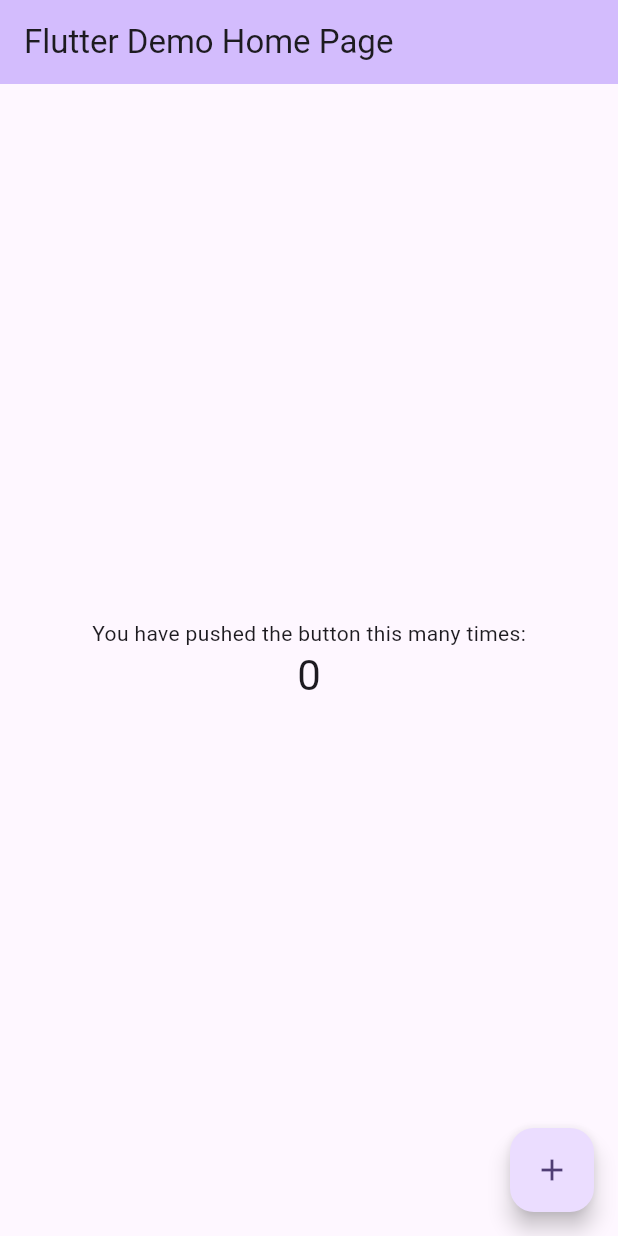
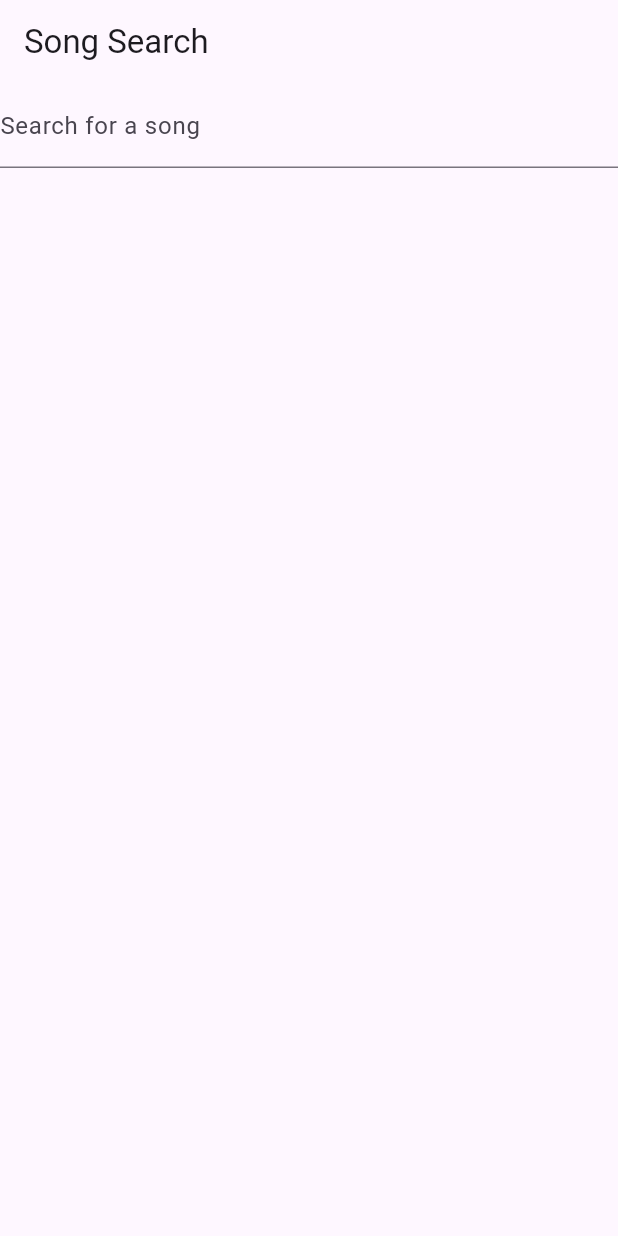
Before and after one commit to seoulsDohun/randomtj-frontend, a Flutter app: the screen it shows after launch, on a phone screen of 412 x 824 dp. Run offline on Flutter 3.47's test engine with Material 3 defaults, Android fonts, the phone set to English and light mode, and no system bars; missing offline and left inert: charset_converter.

Commit message:
feat: 노래 조회후 간단하게 뿌려보기 (TJ 크롤링)

```diff
--- a/lib/main.dart
+++ b/lib/main.dart
@@ -1,125 +1,121 @@
+import 'package:charset_converter/charset_converter.dart';
 import 'package:flutter/material.dart';
+import 'package:http/http.dart' as http;
+import 'package:html/parser.dart' show parse;
+import 'dart:convert';
 
-void main() {
-  runApp(const MyApp());
+void main() async {
+  WidgetsFlutterBinding.ensureInitialized(); // Flutter 바인딩 초기화
+  runApp(MyApp());
 }
 
 class MyApp extends StatelessWidget {
-  const MyApp({super.key});
-
-  // This widget is the root of your application.
   @override
   Widget build(BuildContext context) {
     return MaterialApp(
-      title: 'Flutter Demo',
-      theme: ThemeData(
-        // This is the theme of your application.
-        //
-        // TRY THIS: Try running your application with "flutter run". You'll see
-        // the application has a purple toolbar. Then, without quitting the app,
-        // try changing the seedColor in the colorScheme below to Colors.green
-        // and then invoke "hot reload" (save your changes or press the "hot
-        // reload" button in a Flutter-supported IDE, or press "r" if you used
-        // the command line to start the app).
-        //
-        // Notice that the counter didn't reset back to zero; the application
-        // state is not lost during the reload. To reset the state, use hot
-        // restart instead.
-        //
-        // This works for code too, not just values: Most code changes can be
-        // tested with just a hot reload.
-        colorScheme: ColorScheme.fromSeed(seedColor: Colors.deepPurple),
-        useMaterial3: true,
-      ),
-      home: const MyHomePage(title: 'Flutter Demo Home Page'),
+      home: SongSearch(),
     );
   }
 }
 
-class MyHomePage extends StatefulWidget {
-  const MyHomePage({super.key, required this.title});
-
-  // This widget is the home page of your application. It is stateful, meaning
-  // that it has a State object (defined below) that contains fields that affect
-  // how it looks.
-
-  // This class is the configuration for the state. It holds the values (in this
-  // case the title) provided by the parent (in this case the App widget) and
-  // used by the build method of the State. Fields in a Widget subclass are
-  // always marked "final".
-
-  final String title;
-
+class SongSearch extends StatefulWidget {
   @override
-  State<MyHomePage> createState() => _MyHomePageState();
+  _SongSearchState createState() => _SongSearchState();
 }
 
-class _MyHomePageState extends State<MyHomePage> {
-  int _counter = 0;
+class _SongSearchState extends State<SongSearch> {
+  List<Map<String, String>> songList = [];
+  final client = http.Client();
 
-  void _incrementCounter() {
-    setState(() {
-      // This call to setState tells the Flutter framework that something has
-      // changed in this State, which causes it to rerun the build method below
-      // so that the display can reflect the updated values. If we changed
-      // _counter without calling setState(), then the build method would not be
-      // called again, and so nothing would appear to happen.
-      _counter++;
+  /// Keyword 검색어
+  /// Type 검색 타입 (0: 통합검색, 1: 제목, 2: 가수, 4: 작사가, 8: 작곡가, 16: 곡 번호, 32: 가사)
+  /// Nation 국가 ("": 모든국가, "KOR": 국내가요, "ENG": 팝송, "JPN": 일본곡, "CHN": 중국곡)
+  /// strCond 0: 통합검색, 1: 단일검색
+  Future<void> searchSongs(String keyword, String type, String nation) async {
+    final url =
+        Uri.parse('https://www.tjmedia.com/tjsong/song_search_list.asp');
+    final response = await client.post(url, body: {
+      'strText': keyword,
+      'strType': type,
+      'natType': nation,
+      'strCond': '0',
+      'strSize01': '15',
+      'strSize02': '15',
+      'strSize03': '15',
+      'strSize04': '15',
+      'strSize05': '15',
+    }, headers: {
+      'User-Agent':
+          'Mozilla/5.0 (Windows NT 10.0; Win64; x64) AppleWebKit/537.36 (KHTML, like Gecko) Chrome/58.0.3029.110 Safari/537.3'
     });
+
+    if (response.statusCode == 200) {
+      // 응답 바이트 데이터를 utf-8로 디코딩
+      final decodedBody = utf8.decode(response.bodyBytes, allowMalformed: true);
+      final document = parse(decodedBody);
+      final songElements = document.querySelectorAll('#BoardType1 tr');
+
+      List<Map<String, String>> songs = [];
+      for (var i = 1; i < songElements.length; i++) {
+        final songElement = songElements[i];
+        if (songElement.text.contains("검색 결과를 찾을 수 없습니다.")) continue;
+
+        final song = {
+          'test': songElement.text,
+          'songId': songElement.children[0].text.trim(),
+          'songTitle': songElement.children[1].text.trim(),
+          'singer': songElement.children[2].text.trim(),
+          'composer': songElement.children[3].text.trim(),
+          'lyricist': songElement.children[4].text.trim(),
+        };
+        songs.add(song);
+      }
+
+      setState(() {
+        songList = songs;
+      });
+    } else {
+      throw Exception('Failed to load songs');
+    }
   }
 
   @override
   Widget build(BuildContext context) {
-    // This method is rerun every time setState is called, for instance as done
-    // by the _incrementCounter method above.
-    //
-    // The Flutter framework has been optimized to make rerunning build methods
-    // fast, so that you can just rebuild anything that needs updating rather
-    // than having to individually change instances of widgets.
     return Scaffold(
       appBar: AppBar(
-        // TRY THIS: Try changing the color here to a specific color (to
-        // Colors.amber, perhaps?) and trigger a hot reload to see the AppBar
-        // change color while the other colors stay the same.
-        backgroundColor: Theme.of(context).colorScheme.inversePrimary,
-        // Here we take the value from the MyHomePage object that was created by
-        // the App.build method, and use it to set our appbar title.
-        title: Text(widget.title),
+        title: Text('Song Search'),
       ),
-      body: Center(
-        // Center is a layout widget. It takes a single child and positions it
-        // in the middle of the parent.
-        child: Column(
-          // Column is also a layout widget. It takes a list of children and
-          // arranges them vertically. By default, it sizes itself to fit its
-          // children horizontally, and tries to be as tall as its parent.
-          //
-          // Column has various properties to control how it sizes itself and
-          // how it positions its children. Here we use mainAxisAlignment to
-          // center the children vertically; the main axis here is the vertical
-          // axis because Columns are vertical (the cross axis would be
-          // horizontal).
-          //
-          // TRY THIS: Invoke "debug painting" (choose the "Toggle Debug Paint"
-          // action in the IDE, or press "p" in the console), to see the
-          // wireframe for each widget.
-          mainAxisAlignment: MainAxisAlignment.center,
-          children: <Widget>[
-            const Text(
-              'You have pushed the button this many times:',
+      body: Column(
+        children: [
+          TextField(
+            onSubmitted: (value) {
+              searchSongs(value, "1", "");
+            },
+            decoration: InputDecoration(
+              labelText: 'Search for a song',
             ),
-            Text(
-              '$_counter',
-              style: Theme.of(context).textTheme.headlineMedium,
+          ),
+          Expanded(
+            child: ListView.builder(
+              itemCount: songList.length,
+              itemBuilder: (context, index) {
+                final song = songList[index];
+                return ListTile(
+                  title: Text(song['songTitle'] ?? ''), // 곡명 표시
+                  subtitle: Column(
+                    crossAxisAlignment: CrossAxisAlignment.start,
+                    children: [
+                      Text('가수: ${song['singer']}'), // 가수 표시
+                      Text('곡번호: ${song['songId']}'), // 곡번호 표시
+                    ],
+                  ),
+                  hoverColor: Colors.yellow,
+                );
+              },
             ),
-          ],
-        ),
+          ),
+        ],
       ),
-      floatingActionButton: FloatingActionButton(
-        onPressed: _incrementCounter,
-        tooltip: 'Increment',
-        child: const Icon(Icons.add),
-      ), // This trailing comma makes auto-formatting nicer for build methods.
     );
   }
 }
```
Also changed, not shown: pubspec.yaml (+3 -67 lines), pubspec.lock, 13 other files.
